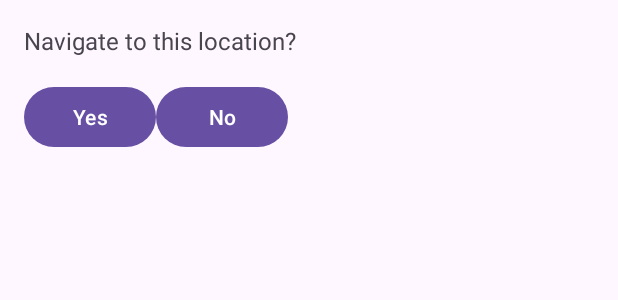
After one commit to ST10090538/OPSC7311_POE, an Android app: the layout confirmation_dialog.xml on its own in the app's theme, with its tools: preview values and no code run, on a phone screen of 412 x 824 dp. The commit adds this screen. Shown: the top 300 px of the screen. Run offline under Robolectric (Android 15) with nearby library versions, the phone set to English and light mode, and no system bars.

Commit message:
Shortest route to hotspot displayed. Option added to navigate to hotspot via Google Maps.

```diff
--- a/app/build.gradle
+++ b/app/build.gradle
@@ -35,6 +35,7 @@ android {
 
 dependencies {
 
+    implementation 'com.google.maps:google-maps-services:2.2.0'
     implementation("com.google.android.gms:play-services-location:21.0.1")
     implementation 'com.google.android.gms:play-services-maps:18.1.0'
     implementation 'com.google.code.gson:gson:2.8.9'
--- a/app/src/main/java/a/co/varsitycollege/st10090538/opsc7311_poe/MainActivity.kt
+++ b/app/src/main/java/a/co/varsitycollege/st10090538/opsc7311_poe/MainActivity.kt
@@ -10,7 +10,7 @@ class MainActivity : AppCompatActivity() {
         super.onCreate(savedInstanceState)
         setContentView(R.layout.login)
 
-        val exploreButton = findViewById<Button>(R.id.button) // Replace with the ID of your button
+        val exploreButton = findViewById<Button>(R.id.button)
         exploreButton.setOnClickListener {
             val intent = Intent(this, ExploreActivity::class.java)
             startActivity(intent)
--- /dev/null
+++ b/app/src/main/res/layout/confirmation_dialog.xml
@@ -0,0 +1,30 @@
+<?xml version="1.0" encoding="utf-8"?>
+<RelativeLayout xmlns:android="http://schemas.android.com/apk/res/android"
+    android:layout_width="match_parent"
+    android:layout_height="wrap_content"
+    android:padding="16dp">
+
+    <TextView
+        android:id="@+id/dialog_message"
+        android:layout_width="wrap_content"
+        android:layout_height="wrap_content"
+        android:text="Navigate to this location?"
+        android:textSize="16sp" />
+
+    <Button
+        android:id="@+id/confirm_button"
+        android:layout_width="wrap_content"
+        android:layout_height="wrap_content"
+        android:layout_below="@id/dialog_message"
+        android:layout_marginTop="16dp"
+        android:text="Yes" />
+
+    <Button
+        android:id="@+id/cancel_button"
+        android:layout_width="wrap_content"
+        android:layout_height="wrap_content"
+        android:layout_below="@id/dialog_message"
+        android:layout_marginTop="16dp"
+        android:layout_toEndOf="@id/confirm_button"
+        android:text="No" />
+</RelativeLayout>
```
Also changed, not shown: app/src/main/java/a/co/varsitycollege/st10090538/opsc7311_poe/ExploreActivity.kt (+104 -1 lines), app/src/main/res/layout/explore.xml (+16 -1 lines).
